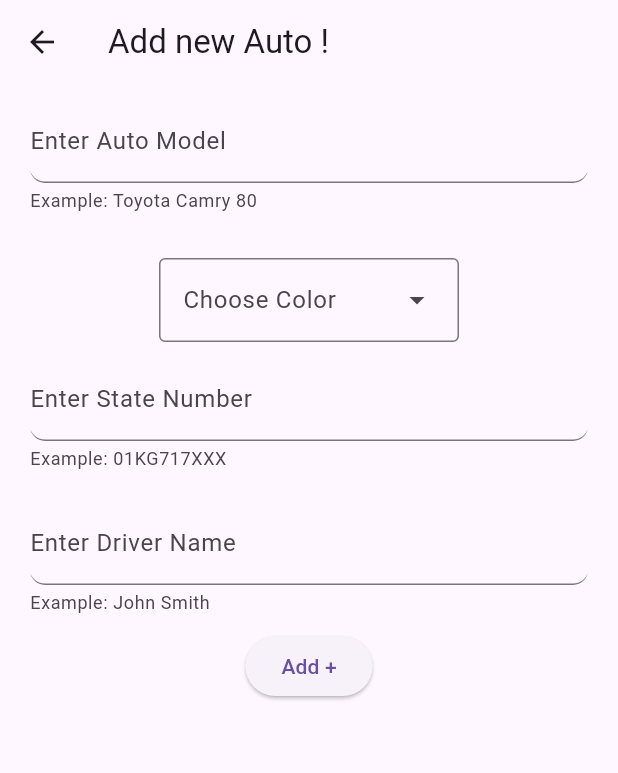
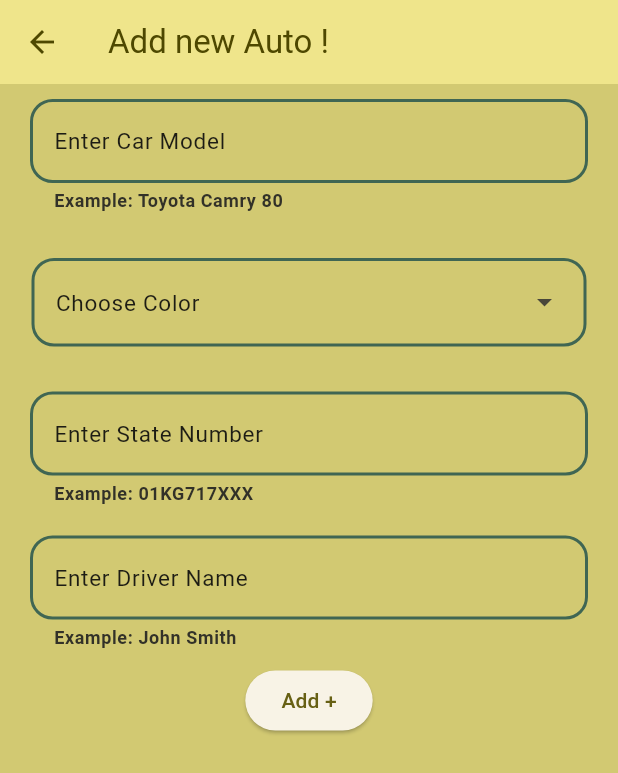
Before and after one commit to Flutter007/hw59, a Flutter app: the screen it shows after launch, after a tap on the "add" icon, on a phone screen of 412 x 824 dp. Shown: the top 773 px of the screen. Run offline on Flutter 3.47's test engine with Material 3 defaults, Android fonts, the phone set to English and light mode, and no system bars; our stand-ins replace flutter_riverpod; network calls fail.

Commit message:
Added Screen for single car,changed Provider for Status,added Light Theme,refactored some code,checked logic of App,made new Design of Grid.

```diff
--- a/lib/helpers/request.dart
+++ b/lib/helpers/request.dart
@@ -13,6 +13,8 @@ Future<dynamic> request(
     response = await http.get(uri);
   } else if (method == 'POST') {
     response = await http.post(uri, body: json.encode(body));
+  } else if (method == 'PATCH') {
+    response = await http.patch(uri, body: json.encode(body));
   } else {
     throw Exception('Method not supported');
   }
--- a/lib/hw59.dart
+++ b/lib/hw59.dart
@@ -1,12 +1,13 @@
 import 'package:flutter/material.dart';
 import 'package:flutter_riverpod/flutter_riverpod.dart';
 import 'package:hw59/screens/car_list_screen.dart';
+import 'package:hw59/theme/light_theme.dart';
 
 class Hw59 extends ConsumerWidget {
   const Hw59({super.key});
 
   @override
   Widget build(BuildContext context, WidgetRef ref) {
-    return MaterialApp(home: AutoListScreen());
+    return MaterialApp(theme: lightTheme, home: AutoListScreen());
   }
 }
--- a/lib/providers/car_color_provider.dart
+++ b/lib/providers/car_color_provider.dart
@@ -6,14 +6,13 @@ final colorsProvider = Provider<List<CarColor>>((ref) {
   return carColors;
 });
 
-final selectedColorProvider = StateProvider<String?>((ref) {
-  return null;
-});
+final selectedColorProvider = StateProvider<String?>((ref) => null);
 
 final colorByIdProvider = Provider.family<CarColor, String>((ref, id) {
   final colors = ref.watch(colorsProvider);
   return colors.firstWhere((element) => element.id == id);
 });
+
 final colorByTitleProvider = Provider.family<CarColor, String>((ref, title) {
   final colors = ref.watch(colorsProvider);
   return colors.firstWhere((element) => element.title == title);
--- a/lib/providers/car_providers.dart
+++ b/lib/providers/car_providers.dart
@@ -1,14 +1,13 @@
 import 'dart:async';
-
 import 'package:flutter_riverpod/flutter_riverpod.dart';
 import 'package:hw59/helpers/request.dart';
 import 'package:hw59/models/car.dart';
-
 import '../widgets/add_car_form/add_car_controllers.dart';
 import 'car_color_provider.dart';
 
 final baseUrl =
     'https://my-db-7777-default-rtdb.europe-west1.firebasedatabase.app';
+
 final carListProvider = FutureProvider<List<Car>>((ref) async {
   final url = '$baseUrl/cars.json';
   final Map<String, dynamic>? response = await request(url);
@@ -28,6 +27,7 @@ class CreateCarNotifier extends AsyncNotifier<void> {
   build() {}
   Future<void> createCar(String? colorId, AddCarControllers controller) async {
     final color = ref.read(colorByIdProvider(colorId!));
+
     final url = '$baseUrl/cars.json';
     state = AsyncValue.loading();
     state = await AsyncValue.guard(() async {
@@ -35,10 +35,9 @@ class CreateCarNotifier extends AsyncNotifier<void> {
         model: controller.modelController.text.toUpperCase(),
         color: color.title,
         stateNumber: controller.stateNumberController.text,
-        driverName: controller.driverNameController.text,
-        status: 'Is Busy',
+        driverName: controller.driverNameController.text.toUpperCase(),
+        status: 'Busy',
       );
-
       await request(url, method: 'POST', body: car.toJson());
     });
   }
@@ -47,3 +46,11 @@ class CreateCarNotifier extends AsyncNotifier<void> {
 final createCarProvider = AsyncNotifierProvider<CreateCarNotifier, void>(
   CreateCarNotifier.new,
 );
+
+final singleCar = FutureProvider.family<Car?, String>((ref, id) async {
+  final url = '$baseUrl/cars/$id.json';
+  final response = await request(url);
+  if (response == null) return null;
+  final car = Car.fromJson({...response, 'id': id});
+  return car;
+});
--- a/lib/screens/car_list_screen.dart
+++ b/lib/screens/car_list_screen.dart
@@ -33,7 +33,9 @@ class _AutoListScreenState extends ConsumerState<AutoListScreen> {
     return Scaffold(
       appBar: AppBar(
         title: Text('Attractor Taxi'),
-        actions: [IconButton(onPressed: goToAddScreen, icon: Icon(Icons.add))],
+        actions: [
+          IconButton(onPressed: goToAddScreen, icon: Icon(Icons.add, size: 30)),
+        ],
       ),
       body: body,
     );
--- /dev/null
+++ b/lib/theme/light_theme.dart
@@ -0,0 +1,45 @@
+import 'package:flutter/material.dart';
+
+final lightColorScheme = ColorScheme.fromSeed(
+  seedColor: Colors.yellow.shade200,
+);
+final defaultTheme = ThemeData.light(useMaterial3: true);
+final lightTheme = defaultTheme.copyWith(
+  colorScheme: lightColorScheme,
+  appBarTheme: AppBarTheme().copyWith(
+    backgroundColor: lightColorScheme.primaryContainer,
+    foregroundColor: lightColorScheme.onPrimaryContainer,
+  ),
+  inputDecorationTheme: InputDecorationTheme(
+    focusColor: lightColorScheme.surface,
+    errorStyle: TextStyle(color: lightColorScheme.error, fontSize: 15),
+    errorBorder: OutlineInputBorder(
+      borderRadius: BorderRadius.circular(15),
+      borderSide: BorderSide(color: lightColorScheme.error, width: 2),
+    ),
+    labelStyle: TextStyle(color: lightColorScheme.onSurface, fontSize: 15),
+    helperStyle: TextStyle(
+      fontWeight: FontWeight.bold,
+      color: lightColorScheme.inverseSurface,
+    ),
+    border: OutlineInputBorder(
+      borderRadius: BorderRadius.circular(15),
+      borderSide: BorderSide(
+        color: lightColorScheme.onPrimaryContainer,
+        width: 2,
+      ),
+    ),
+    enabledBorder: OutlineInputBorder(
+      borderRadius: BorderRadius.circular(15),
+      borderSide: BorderSide(color: lightColorScheme.tertiary, width: 2),
+    ),
+    focusedBorder: OutlineInputBorder(
+      borderRadius: BorderRadius.circular(15),
+      borderSide: BorderSide(color: lightColorScheme.inverseSurface, width: 2),
+    ),
+  ),
+  dropdownMenuTheme: DropdownMenuThemeData(textStyle: TextStyle(fontSize: 18)),
+  snackBarTheme: SnackBarThemeData(contentTextStyle: TextStyle(fontSize: 18)),
+  scaffoldBackgroundColor: lightColorScheme.inversePrimary,
+  cardTheme: CardTheme().copyWith(color: lightColorScheme.surface),
+);
--- a/lib/widgets/add_car_form/add_car_form.dart
+++ b/lib/widgets/add_car_form/add_car_form.dart
@@ -23,17 +23,18 @@ class AddAutoForm extends ConsumerStatefulWidget {
 class _AddAutoFormState extends ConsumerState<AddAutoForm> {
   @override
   Widget build(BuildContext context) {
+    final color = ref.watch(selectedColorProvider);
     final autoColors = ref.watch(colorsProvider);
     return Form(
       key: widget.controllers.formKey,
       child: Column(
         children: [
           CustomTextFormField(
-            labelText: 'Enter Auto Model',
+            labelText: 'Enter Car Model',
             helperText: 'Example: Toyota Camry 80',
             validator: (value) {
               if (value == null || value.isEmpty) {
-                return 'Please enter Auto Model';
+                return 'Please enter Car Model';
               }
               return null;
             },
@@ -42,11 +43,12 @@ class _AddAutoFormState extends ConsumerState<AddAutoForm> {
           SizedBox(height: 20),
           DropdownMenu(
             label: Text('Choose Color'),
-            width: 200,
-            menuHeight: 260,
+            width: 370,
+            key: ValueKey('dropdown-color-$color'),
             onSelected: (value) {
               ref.read(selectedColorProvider.notifier).state = value;
             },
+            initialSelection: color,
             errorText: widget.isColorError ? 'Please choose color' : null,
             dropdownMenuEntries:
                 autoColors
@@ -59,6 +61,7 @@ class _AddAutoFormState extends ConsumerState<AddAutoForm> {
                     )
                     .toList(),
           ),
+          SizedBox(height: 20),
           CustomTextFormField(
             labelText: 'Enter State Number',
             helperText: 'Example: 01KG717XXX',
@@ -66,7 +69,8 @@ class _AddAutoFormState extends ConsumerState<AddAutoForm> {
               if (value == null || value.isEmpty) {
                 return 'Please enter State Number';
               }
-              if (value.length != 10 || !value.contains('KG')) {
+              bool isKG = value.contains('kg') || value.contains('KG');
+              if (value.length != 10 || !isKG) {
                 return 'Check State Number';
               }
               return null;
@@ -80,7 +84,6 @@ class _AddAutoFormState extends ConsumerState<AddAutoForm> {
               if (value == null || value.isEmpty) {
                 return 'Please enter Driver Name';
               }
-
               return null;
             },
             controller: widget.controllers.driverNameController,
--- a/lib/widgets/color_circle_container.dart
+++ b/lib/widgets/color_circle_container.dart
@@ -10,7 +10,7 @@ class ColorCircleContainer extends StatelessWidget {
       width: 40,
       height: 40,
       decoration: BoxDecoration(
-        borderRadius: BorderRadius.circular(30),
+        borderRadius: BorderRadius.circular(8),
         color: color,
         border: Border.all(width: 2),
       ),
--- /dev/null
+++ b/lib/widgets/single_car_info.dart
@@ -0,0 +1,62 @@
+import 'package:flutter/material.dart';
+import 'package:flutter_riverpod/flutter_riverpod.dart';
+import '../models/car.dart';
+import 'fe_style_text.dart';
+
+class SingleCarInfo extends ConsumerWidget {
+  final Car car;
+  final void Function()? changeStatus;
+  const SingleCarInfo(this.car, this.changeStatus, {super.key});
+
+  @override
+  Widget build(BuildContext context, WidgetRef ref) {
+    return Card(
+      child: Column(
+        mainAxisSize: MainAxisSize.min,
+        mainAxisAlignment: MainAxisAlignment.start,
+        children: [
+          ListTile(
+            title: Text('Car model:'),
+            subtitle: FeStyleText(text: car.model),
+          ),
+          ListTile(
+            title: Text('Car color:'),
+            subtitle: FeStyleText(text: car.color),
+          ),
+          ListTile(
+            title: Text('Car number:'),
+            subtitle: FeStyleText(text: car.stateNumber),
+          ),
+          ListTile(
+            title: Text('Car driver:'),
+            subtitle: FeStyleText(text: car.driverName),
+          ),
+          ListTile(
+            title: Text('Car status:'),
+            subtitle: FeStyleText(text: car.status),
+            trailing: IconButton(
+              onPressed: changeStatus,
+              icon: Icon(Icons.refresh),
+            ),
+          ),
+          Container(
+            width: 200,
+            height: 200,
+            decoration: BoxDecoration(
+              borderRadius: BorderRadius.circular(30),
+              image: DecorationImage(
+                image: NetworkImage(
+                  car.status == 'Free'
+                      ? 'https://www.workbc.ca/sites/default/files/styles/hero_image/public/NTI5NzE_ob27OfSaD4jQkv6N-7513-NOC.jpg?itok=POFQWZhO'
+                      : 'https://c8.alamy.com/comp/RFEHHT/sgp-singapore-busy-taxi-cap-RFEHHT.jpg',
+                ),
+                fit: BoxFit.cover,
+              ),
+            ),
+            margin: EdgeInsets.all(20),
+          ),
+        ],
+      ),
+    );
+  }
+}
```
Also changed, not shown: lib/providers/status_provider.dart (added, +19 -0 lines), lib/screens/add_car_screen.dart (+22 -10 lines), lib/screens/single_car_screen.dart (added, +72 -0 lines), lib/widgets/car_grid.dart (+20 -6 lines), lib/widgets/car_number_container.dart (+6 -2 lines), lib/widgets/custom_text.dart (+9 -1 lines).
